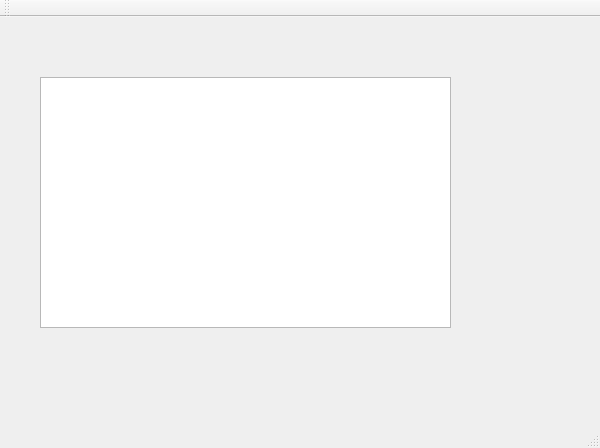
fvoidxf/hashwd, file qlife/mainwindow.ui: the form before one commit.
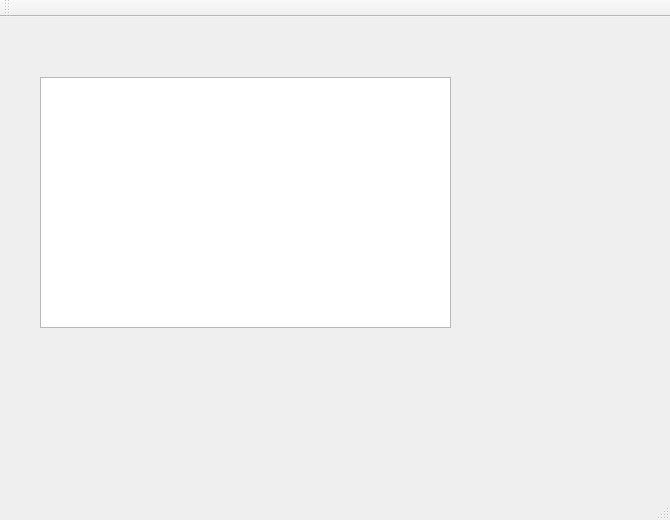
The form after the commit. Custom widgets are drawn as their Qt base class.

The edit to the form file:
```diff
--- a/qlife/mainwindow.ui
+++ b/qlife/mainwindow.ui
@@ -6,8 +6,8 @@
    <rect>
     <x>0</x>
     <y>0</y>
-    <width>600</width>
-    <height>448</height>
+    <width>670</width>
+    <height>520</height>
    </rect>
   </property>
   <property name="windowTitle">
```
Left out of the diff: 4 changed lines with no effect on the pictures.
